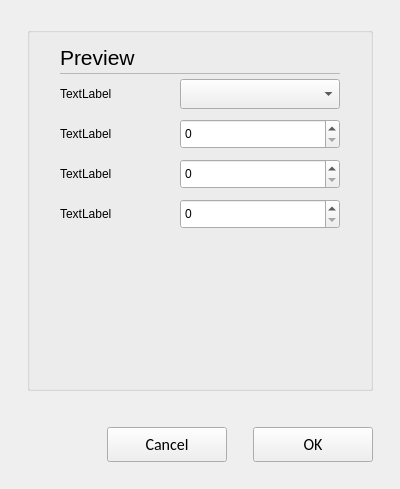
This is opensyde_tool/src/system_definition/node_edit/C_SdNdeProgrammingOptions.ui in openSYDE/openSYDE as Qt 5 draws it before an edit. The edited form follows.
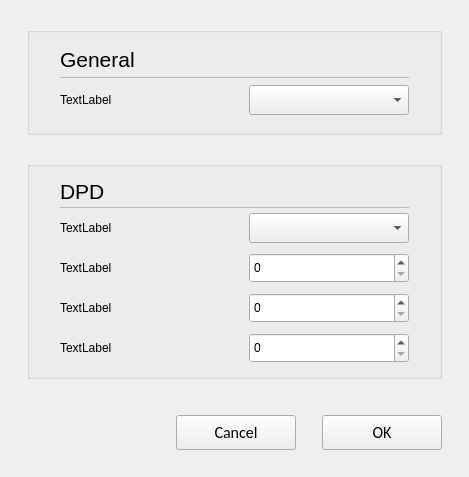
This is the edited form. Custom widgets are drawn as their Qt base class.

The edit to the form file:
```diff
--- a/opensyde_tool/src/system_definition/node_edit/C_SdNdeProgrammingOptions.ui
+++ b/opensyde_tool/src/system_definition/node_edit/C_SdNdeProgrammingOptions.ui
@@ -6,8 +6,8 @@
    <rect>
     <x>0</x>
     <y>0</y>
-    <width>400</width>
-    <height>489</height>
+    <width>469</width>
+    <height>477</height>
    </rect>
   </property>
   <property name="windowTitle">
@@ -27,11 +27,174 @@
     <number>0</number>
    </property>
    <item>
-    <widget class="stw_opensyde_gui_elements::C_OgeGbx" name="pc_GroupBoxGeneral_3">
+    <widget class="stw_opensyde_gui_elements::C_OgeGbx" name="pc_GroupBoxGeneral">
      <property name="title">
       <string/>
      </property>
-     <layout class="QVBoxLayout" name="verticalLayout_4" stretch="0,0,0,0,0,0,1">
+     <layout class="QVBoxLayout" name="verticalLayout_5" stretch="0,0,0">
+      <property name="spacing">
+       <number>0</number>
+      </property>
+      <property name="leftMargin">
+       <number>30</number>
+      </property>
+      <property name="rightMargin">
+       <number>30</number>
+      </property>
+      <property name="bottomMargin">
+       <number>13</number>
+      </property>
+      <item>
+       <layout class="QHBoxLayout" name="horizontalLayout_6" stretch="0,1">
+        <property name="spacing">
+         <number>6</number>
+        </property>
+        <item>
+         <widget class="stw_opensyde_gui_elements::C_OgeLabHeadingGroupBold" name="pc_LabelGeneral">
+          <property name="minimumSize">
+           <size>
+            <width>0</width>
+            <height>30</height>
+           </size>
+          </property>
+          <property name="maximumSize">
+           <size>
+            <width>16777215</width>
+            <height>30</height>
+           </size>
+          </property>
+          <property name="font">
+           <font>
+            <family>Segoe UI</family>
+            <pointsize>16</pointsize>
+           </font>
+          </property>
+          <property name="text">
+           <string>General</string>
+          </property>
+         </widget>
+        </item>
+        <item>
+         <spacer name="horizontalSpacer_8">
+          <property name="orientation">
+           <enum>Qt::Horizontal</enum>
+          </property>
+          <property name="sizeHint" stdset="0">
+           <size>
+            <width>40</width>
+            <height>1</height>
+           </size>
+          </property>
+         </spacer>
+        </item>
+       </layout>
+      </item>
+      <item>
+       <layout class="QHBoxLayout" name="horizontalLayout_19" stretch="0">
+        <property name="spacing">
+         <number>0</number>
+        </property>
+        <property name="topMargin">
+         <number>1</number>
+        </property>
+        <property name="rightMargin">
+         <number>0</number>
+        </property>
+        <property name="bottomMargin">
+         <number>0</number>
+        </property>
+        <item>
+         <widget class="stw_opensyde_gui_elements::C_OgeFrameSeparator" name="pc_Frame_2">
+          <property name="minimumSize">
+           <size>
+            <width>0</width>
+            <height>1</height>
+           </size>
+          </property>
+          <property name="maximumSize">
+           <size>
+            <width>16777215</width>
+            <height>1</height>
+           </size>
+          </property>
+          <property name="frameShape">
+           <enum>QFrame::StyledPanel</enum>
+          </property>
+          <property name="frameShadow">
+           <enum>QFrame::Raised</enum>
+          </property>
+         </widget>
+        </item>
+       </layout>
+      </item>
+      <item>
+       <layout class="QGridLayout" name="gridLayout_2">
+        <property name="topMargin">
+         <number>5</number>
+        </property>
+        <item row="0" column="0">
+         <widget class="stw_opensyde_gui_elements::C_OgeLabGroupItem" name="pc_LabelScaling">
+          <property name="text">
+           <string>TextLabel</string>
+          </property>
+         </widget>
+        </item>
+        <item row="0" column="2">
+         <widget class="stw_opensyde_gui_elements::C_OgeCbxText" name="pc_ComboBoxScaling">
+          <property name="minimumSize">
+           <size>
+            <width>160</width>
+            <height>30</height>
+           </size>
+          </property>
+          <property name="maximumSize">
+           <size>
+            <width>160</width>
+            <height>30</height>
+           </size>
+          </property>
+         </widget>
+        </item>
+        <item row="0" column="1">
+         <spacer name="horizontalSpacer_5">
+          <property name="orientation">
+           <enum>Qt::Horizontal</enum>
+          </property>
+          <property name="sizeHint" stdset="0">
+           <size>
+            <width>40</width>
+            <height>20</height>
+           </size>
+          </property>
+         </spacer>
+        </item>
+       </layout>
+      </item>
+     </layout>
+    </widget>
+   </item>
+   <item>
+    <spacer name="verticalSpacer">
+     <property name="orientation">
+      <enum>Qt::Vertical</enum>
+     </property>
+     <property name="sizeType">
+      <enum>QSizePolicy::Fixed</enum>
+     </property>
+     <property name="sizeHint" stdset="0">
+      <size>
+       <width>20</width>
+       <height>20</height>
+      </size>
+     </property>
+    </spacer>
+   </item>
+   <item>
+    <widget class="stw_opensyde_gui_elements::C_OgeGbx" name="pc_GroupBoxDPD">
+     <property name="title">
+      <string/>
+     </property>
+     <layout class="QVBoxLayout" name="verticalLayout_4" stretch="0,0,0">
       <property name="spacing">
        <number>0</number>
       </property>
@@ -70,7 +233,7 @@
            </font>
           </property>
           <property name="text">
-           <string>Preview</string>
+           <string>DPD</string>
           </property>
          </widget>
         </item>
@@ -128,28 +291,74 @@
        </layout>
       </item>
       <item>
-       <layout class="QHBoxLayout" name="horizontalLayout">
-        <item>
+       <layout class="QGridLayout" name="gridLayout">
+        <property name="topMargin">
+         <number>5</number>
+        </property>
+        <property name="verticalSpacing">
+         <number>10</number>
+        </property>
+        <item row="2" column="0">
+         <widget class="stw_opensyde_gui_elements::C_OgeLabGroupItem" name="pc_LabelNBR">
+          <property name="text">
+           <string>TextLabel</string>
+          </property>
+         </widget>
+        </item>
+        <item row="3" column="0">
+         <widget class="stw_opensyde_gui_elements::C_OgeLabGroupItem" name="pc_LabelMNO">
+          <property name="text">
+           <string>TextLabel</string>
+          </property>
+         </widget>
+        </item>
+        <item row="2" column="2">
+         <widget class="stw_opensyde_gui_elements::C_OgeSpxNumber" name="pc_SpinBoxNBR">
+          <property name="minimumSize">
+           <size>
+            <width>160</width>
+            <height>30</height>
+           </size>
+          </property>
+          <property name="maximumSize">
+           <size>
+            <width>160</width>
+            <height>30</height>
+           </size>
+          </property>
+         </widget>
+        </item>
+        <item row="3" column="2">
+         <widget class="stw_opensyde_gui_elements::C_OgeSpxNumber" name="pc_SpinBoxParallelTransmissions">
+          <property name="minimumSize">
+           <size>
+            <width>160</width>
+            <height>30</height>
+           </size>
+          </property>
+          <property name="maximumSize">
+           <size>
+            <width>160</width>
+            <height>30</height>
+           </size>
+          </property>
+         </widget>
+        </item>
+        <item row="1" column="0">
+         <widget class="stw_opensyde_gui_elements::C_OgeLabGroupItem" name="pc_LabelNBT">
+          <property name="text">
+           <string>TextLabel</string>
+          </property>
+         </widget>
+        </item>
+        <item row="0" column="0">
          <widget class="stw_opensyde_gui_elements::C_OgeLabGroupItem" name="pc_LabelDPD">
           <property name="text">
            <string>TextLabel</string>
           </property>
          </widget>
         </item>
-        <item>
-         <spacer name="horizontalSpacer">
-          <property name="orientation">
-           <enum>Qt::Horizontal</enum>
-          </property>
-          <property name="sizeHint" stdset="0">
-           <size>
-            <width>40</width>
-            <height>40</height>
-           </size>
-          </property>
-         </spacer>
-        </item>
-        <item>
+        <item row="0" column="2">
          <widget class="stw_opensyde_gui_elements::C_OgeCbxText" name="pc_ComboBoxDPD">
           <property name="minimumSize">
            <size>
@@ -165,31 +374,7 @@
           </property>
          </widget>
         </item>
-       </layout>
-      </item>
-      <item>
-       <layout class="QHBoxLayout" name="horizontalLayout_2">
-        <item>
-         <widget class="stw_opensyde_gui_elements::C_OgeLabGroupItem" name="pc_LabelNBT">
-          <property name="text">
-           <string>TextLabel</string>
-          </property>
-         </widget>
-        </item>
-        <item>
-         <spacer name="horizontalSpacer_2">
-          <property name="orientation">
-           <enum>Qt::Horizontal</enum>
-          </property>
-          <property name="sizeHint" stdset="0">
-           <size>
-            <width>40</width>
-            <height>40</height>
-           </size>
-          </property>
-         </spacer>
-        </item>
-        <item>
+        <item row="1" column="2">
          <widget class="stw_opensyde_gui_elements::C_OgeSpxNumber" name="pc_SpinBoxNBT">
           <property name="minimumSize">
            <size>
@@ -205,58 +390,7 @@
           </property>
          </widget>
         </item>
-       </layout>
-      </item>
-      <item>
-       <layout class="QHBoxLayout" name="horizontalLayout_4">
-        <item>
-         <widget class="stw_opensyde_gui_elements::C_OgeLabGroupItem" name="pc_LabelNBR">
-          <property name="text">
-           <string>TextLabel</string>
-          </property>
-         </widget>
-        </item>
-        <item>
-         <spacer name="horizontalSpacer_5">
-          <property name="orientation">
-           <enum>Qt::Horizontal</enum>
-          </property>
-          <property name="sizeHint" stdset="0">
-           <size>
-            <width>40</width>
-            <height>40</height>
-           </size>
-          </property>
-         </spacer>
-        </item>
-        <item>
-         <widget class="stw_opensyde_gui_elements::C_OgeSpxNumber" name="pc_SpinBoxNBR">
-          <property name="minimumSize">
-           <size>
-            <width>160</width>
-            <height>30</height>
-           </size>
-          </property>
-          <property name="maximumSize">
-           <size>
-            <width>160</width>
-            <height>30</height>
-           </size>
-          </property>
-         </widget>
-        </item>
-       </layout>
-      </item>
-      <item>
-       <layout class="QHBoxLayout" name="horizontalLayout_3">
-        <item>
-         <widget class="stw_opensyde_gui_elements::C_OgeLabGroupItem" name="pc_LabelMNO">
-          <property name="text">
-           <string>TextLabel</string>
-          </property>
-         </widget>
-        </item>
-        <item>
+        <item row="0" column="1">
          <spacer name="horizontalSpacer_3">
           <property name="orientation">
            <enum>Qt::Horizontal</enum>
@@ -264,42 +398,13 @@
           <property name="sizeHint" stdset="0">
            <size>
             <width>40</width>
-            <height>40</height>
+            <height>20</height>
            </size>
           </property>
          </spacer>
         </item>
-        <item>
-         <widget class="stw_opensyde_gui_elements::C_OgeSpxNumber" name="pc_SpinBoxParallelTransmissions">
-          <property name="minimumSize">
-           <size>
-            <width>160</width>
-            <height>30</height>
-           </size>
-          </property>
-          <property name="maximumSize">
-           <size>
-            <width>160</width>
-            <height>30</height>
-           </size>
-          </property>
-         </widget>
-        </item>
        </layout>
       </item>
-      <item>
-       <spacer name="verticalSpacer_10">
-        <property name="orientation">
-         <enum>Qt::Vertical</enum>
-        </property>
-        <property name="sizeHint" stdset="0">
-         <size>
-          <width>20</width>
-          <height>40</height>
-         </size>
-        </property>
-       </spacer>
-      </item>
      </layout>
     </widget>
    </item>
```
